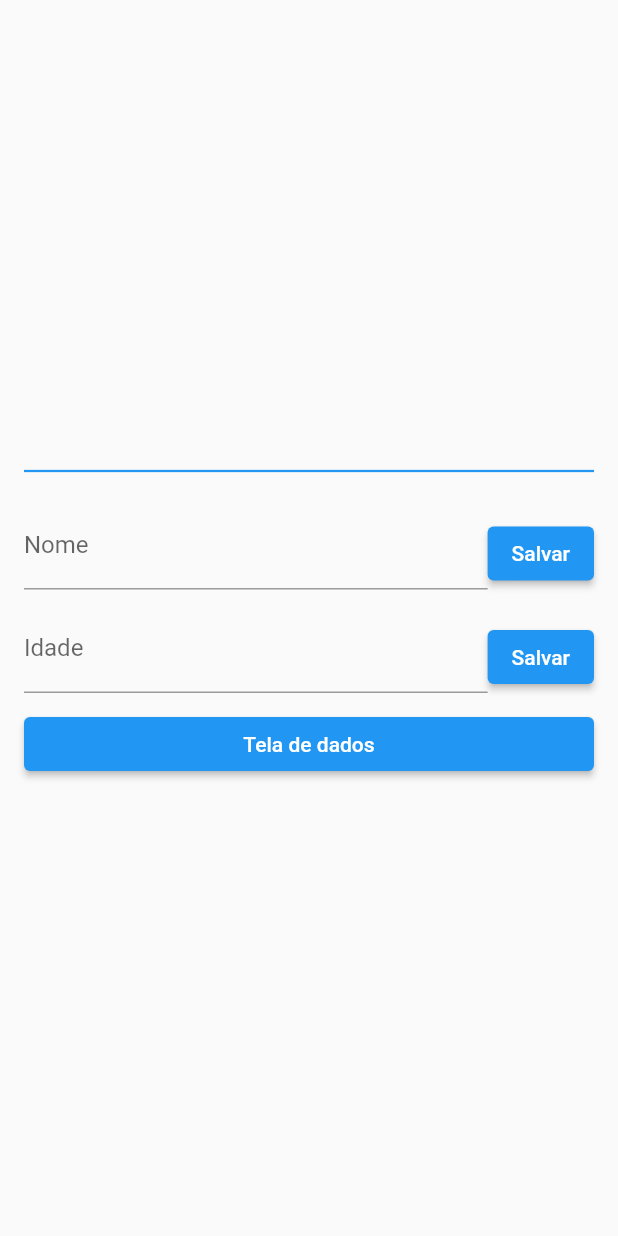
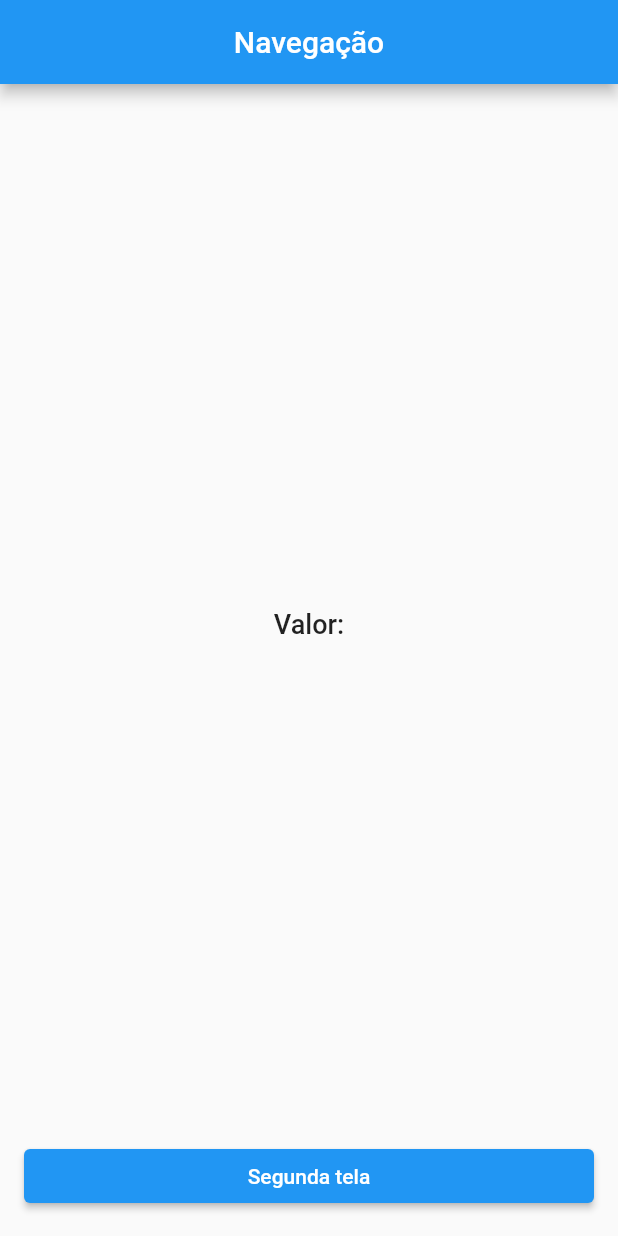
Before and after one commit to diegocar448/getx_aprender, a Flutter app: the screen it shows after launch, on a phone screen of 412 x 824 dp. Run offline on Flutter 3.47's test engine with Material 2 defaults, Android fonts, the phone set to English and light mode, and no system bars; our stand-ins replace get.

Commit message:
Navegacao com Getx

```diff
--- a/lib/main.dart
+++ b/lib/main.dart
@@ -1,6 +1,5 @@
 import 'package:flutter/material.dart';
 import 'package:get/get.dart';
-import 'package:getxintro/user_controller.dart';
 
 void main() {
   // Aqui adicionamos a nossa injeção de dependecias no dispositivo
@@ -8,122 +7,79 @@ void main() {
   //Get.put<UserController>(UserController());
 
   //Aqui so vai injetar na memoria quando for solicitado
-  Get.lazyPut<UserController>(() => UserController());
+  //Get.lazyPut<UserController>(() => UserController());
   runApp(const MyApp());
 }
 
 class MyApp extends StatelessWidget {
-  const MyApp({super.key});
+  // const MyApp({super.key});
+  const MyApp({Key? key}) : super(key: key);
 
   // This widget is the root of your application.
   @override
   Widget build(BuildContext context) {
-    return MaterialApp(
+    return GetMaterialApp(
       title: 'Flutter Demo',
       theme: ThemeData(
         primarySwatch: Colors.blue,
       ),
-      home: HomePage(),
+      home: const HomePage(),
     );
   }
 }
 
 class HomePage extends StatelessWidget {
   // HomePage({super.key});
-  HomePage({Key? key}) : super(key: key);
-
-  final nameController = TextEditingController();
-  final ageController = TextEditingController();
+  const HomePage({Key? key}) : super(key: key);
 
   // Aqui ele busca o userController injetado em outra classe anterior
-  final UserController userController = Get.find();
+  //final UserController userController = Get.find();
 
   @override
   Widget build(BuildContext context) {
     return Scaffold(
+      appBar: AppBar(
+        title: const Text('Navegação'),
+        centerTitle: true,
+      ),
       body: Padding(
         padding: const EdgeInsets.all(16),
         child: Column(
-          mainAxisAlignment: MainAxisAlignment.center,
           crossAxisAlignment: CrossAxisAlignment.stretch,
           children: [
-            // Apresentação Nome
-            // Obx(() => Text(
-            //       'Nome: ${userController.user.value.name}',
-            //       style: commonStyle(),
-            //     )),
-
-            // // Apresentação Idade
-            // Obx(() => Text(
-            //       'Idade: ${userController.user.value.age}',
-            //       style: commonStyle(),
-            //     )),
-
-            const Divider(
-              thickness: 1.5,
-              color: Colors.blue,
-              height: 20,
-            ),
-            // Espaçamento
-            const SizedBox(
-              height: 10,
+            const Expanded(
+              child: Center(
+                child: Text(
+                  'Valor:',
+                  style: TextStyle(
+                    fontSize: 18,
+                    fontWeight: FontWeight.w500,
+                  ),
+                ),
+              ),
             ),
 
-            Row(
-              crossAxisAlignment: CrossAxisAlignment.end,
-              children: [
-                // Campo Nome
-                Expanded(
-                  child: TextField(
-                    controller: nameController,
-                    decoration: const InputDecoration(labelText: 'Nome'),
-                  ),
-                ),
+            // Botao para navegacao
+            ElevatedButton(
+              onPressed: () async {
+                /* -------------------------------------------*/
+                // final result = await Navigator.of(context).push(
+                //   MaterialPageRoute(
+                //     builder: (context) {
+                //       return DataScreen();
+                //     },
+                //   ),
+                // );
 
-                ElevatedButton(
-                  onPressed: () {
-                    userController.setUserName(nameController.text);
-                  },
-                  child: const Text('Salvar'),
-                ),
-              ],
-            ),
-            const SizedBox(
-              height: 10,
-            ),
-            Row(
-              crossAxisAlignment: CrossAxisAlignment.end,
-              children: [
-                // Campo Idade
-                Expanded(
-                  child: TextField(
-                    controller: ageController,
-                    decoration: const InputDecoration(labelText: 'Idade'),
-                  ),
-                ),
+                // redirecionar usando o getX
+                final result = await Get.to(() => DataScreen());
 
-                ElevatedButton(
-                  onPressed: () {
-                    userController.setUserAge(int.parse(ageController.text));
-                  },
-                  child: const Text('Salvar'),
-                ),
-              ],
-            ),
-
-            // Espaçamento
-            const SizedBox(
-              height: 10,
-            ),
-
-            ElevatedButton(
-              onPressed: () {
-                Navigator.of(context)
-                    .push(MaterialPageRoute(builder: (context) {
-                  return DataScreen();
-                }));
+                // Navigator.of(context).pushNamed('/signin');
+                // Get.toNamed('/signin');
+                // print(result);
+                /* -------------------------------------------*/
               },
-              child: const Text('Tela de dados'),
+              child: const Text('Segunda tela'),
             ),
           ],
         ),
@@ -132,61 +88,54 @@ class HomePage extends StatelessWidget {
   }
 }
 
-class DataScreen extends GetView<UserController> {
+//class DataScreen extends GetView<UserController> {
+class DataScreen extends StatelessWidget {
   //const DataScreen({super.key});
 
   DataScreen({
     Key? key,
   }) : super(key: key);
-  TextStyle commonStyle() => const TextStyle(
-        fontSize: 20,
-        fontWeight: FontWeight.w700,
-      );
+  // TextStyle commonStyle() => const TextStyle(
+  //     fontSize: 20,
+  //     fontWeight: FontWeight.w700,
+  //   );
 
-  @override
-  final UserController controller = Get.find();
+  // @override
+  // final UserController controller = Get.find();
+
+  final textController = TextEditingController();
 
   @override
   Widget build(BuildContext context) {
     return Scaffold(
       appBar: AppBar(
-        title: const Text('Dados'),
+        title: const Text('Definicao de dado'),
+        centerTitle: true,
       ),
-      body: Center(
+      body: Padding(
+        padding: const EdgeInsets.all(16),
         child: Column(
-          mainAxisSize: MainAxisSize.min,
+          // mainAxisSize: MainAxisSize.min,
+          mainAxisAlignment: MainAxisAlignment.center,
           children: [
-            // passamos o init quando nao estamos trabalhando com injecao de dependencia
-            Obx(
-              () => Text(
-                'Nome: ${controller.user.value.name}',
-                style: commonStyle(),
-              ),
+            // Campo de definicao de valor
+            TextField(
+              controller: textController,
             ),
-            Obx(
-              () => Text(
-                'Idade: ${controller.user.value.age}',
-                style: commonStyle(),
-              ),
+            // Espacamento
+            const SizedBox(
+              height: 10,
             ),
-            // GetX<UserController>(
-            //   builder: (controller) {
-            //     return Text(
-            //       'Nome: ${controller.user.value.name}',
-            //       style: commonStyle(),
-            //     );
-            //   },
-            // ),
 
-            // // passamos o init quando nao estamos trabalhando com injecao de dependencia
-            // GetX<UserController>(
-            //   builder: (controller) {
-            //     return Text(
-            //       'Idade: ${controller.user.value.age}',
-            //       style: commonStyle(),
-            //     );
-            //   },
-            // )
+            // Botao para voltar passando o valor
+            ElevatedButton(
+              onPressed: () {
+                final value = textController.text;
+                //Navigator.of(context).pop(value);
+                Get.back(result: value);
+              },
+              child: const Text('Retornar'),
+            )
           ],
         ),
       ),
```
